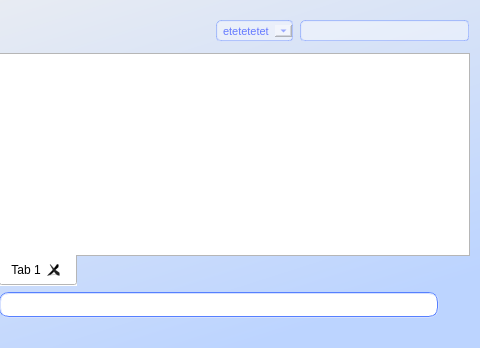
realXtend/tundra, file bin/data/ui/communications.ui: the form before one commit; both pictures show x 252 to 732 and y 0 to 348 of the 732 by 348 pixel window.
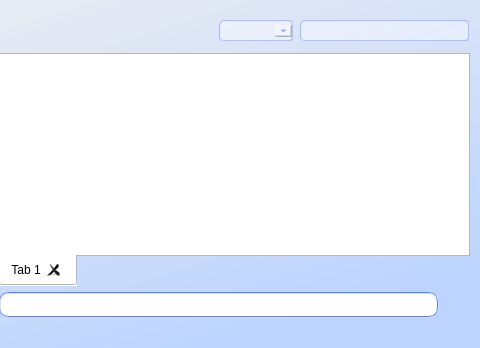
The form after the commit.

Commit message: * Removed hard coded user/pass for own account, hehe * Removed one hard coded QComboBox item from .ui file

Patch:
```diff
--- a/bin/data/ui/communications.ui
+++ b/bin/data/ui/communications.ui
@@ -121,11 +121,6 @@
              <property name="frame">
               <bool>true</bool>
              </property>
-             <item>
-              <property name="text">
-               <string>etetetetet</string>
-              </property>
-             </item>
             </widget>
            </item>
           </layout>
```
The commit also changes 1 other file.
